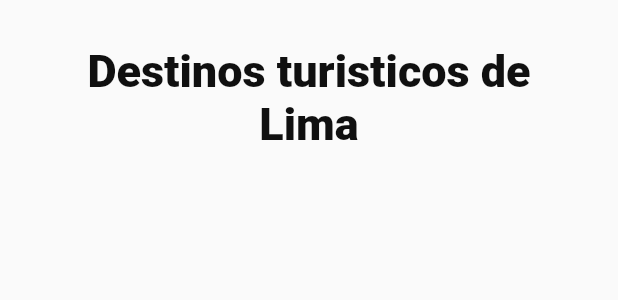
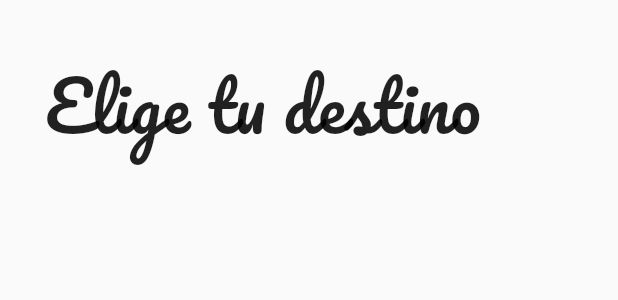
Before and after one commit to Sagender/Aplicativo-flutter, a Flutter app: the _TableTitle widget shown alone on an empty page, opened directly, on a phone screen of 412 x 824 dp. Shown: the top 300 px of the screen. Run offline on Flutter 3.47's test engine with Material 2 defaults, Android fonts, the light colour scheme and no system bars; our stand-ins replace google_fonts; network calls fail.

Commit message:
Arreglo de destinos

```diff
--- a/app_resonance/lib/screens/destinos.dart
+++ b/app_resonance/lib/screens/destinos.dart
@@ -4,6 +4,7 @@ import 'dart:ui';
 
 import 'package:flutter/material.dart';
 import 'package:appcarrusel/screens/widgets/background_destino.dart';
+import 'package:google_fonts/google_fonts.dart';
 
 class DestinoScreen extends StatelessWidget {
   const DestinoScreen({Key? key}) : super(key: key);
@@ -554,16 +555,16 @@ class _TableTitle extends StatelessWidget {
 
   @override
   Widget build(BuildContext context) {
-    const textStyle = TextStyle(
-        fontSize: 30, fontWeight: FontWeight.bold, color: Color(0xFF101010));
     return Container(
       margin: EdgeInsets.symmetric(horizontal: 30),
       child: Column(crossAxisAlignment: CrossAxisAlignment.start, children: [
         SizedBox(height: 30),
         Text(
-          'Destinos turisticos de Lima',
+          'Elige tu destino',
           textAlign: TextAlign.center,
-          style: textStyle,
+          style: GoogleFonts.pacifico(
+            fontSize: 45,
+          ),
         ),
       ]),
     );
```
Also changed, not shown: app_resonance/lib/screens/widgets/background_destino.dart (+4 -4 lines).
